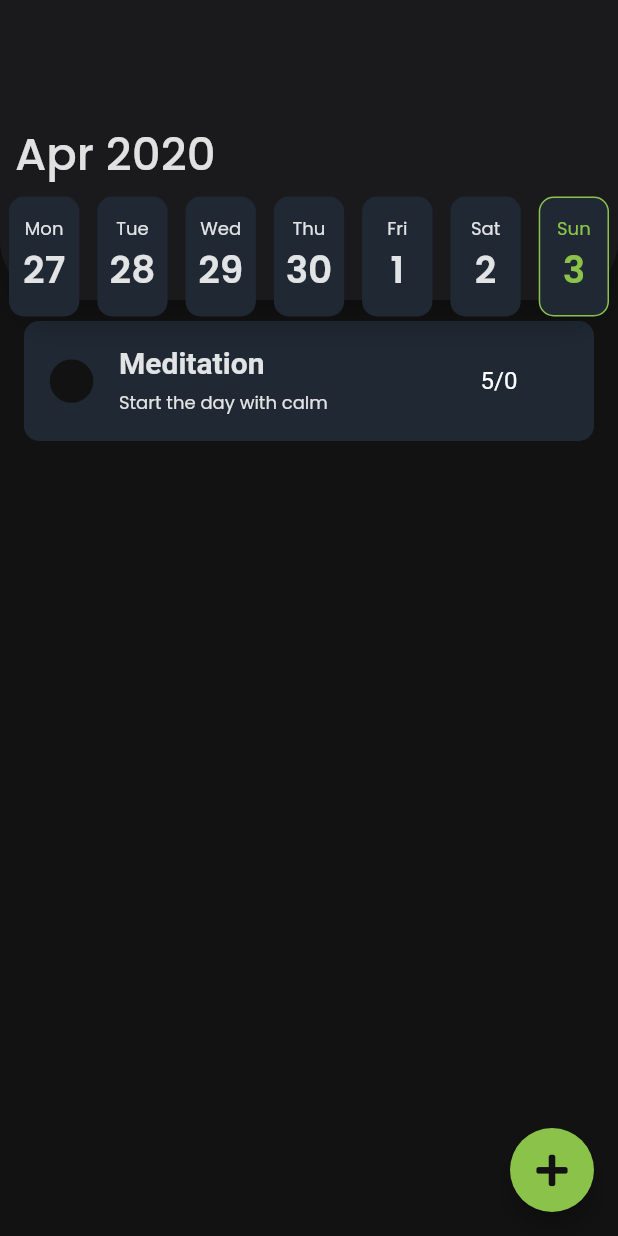
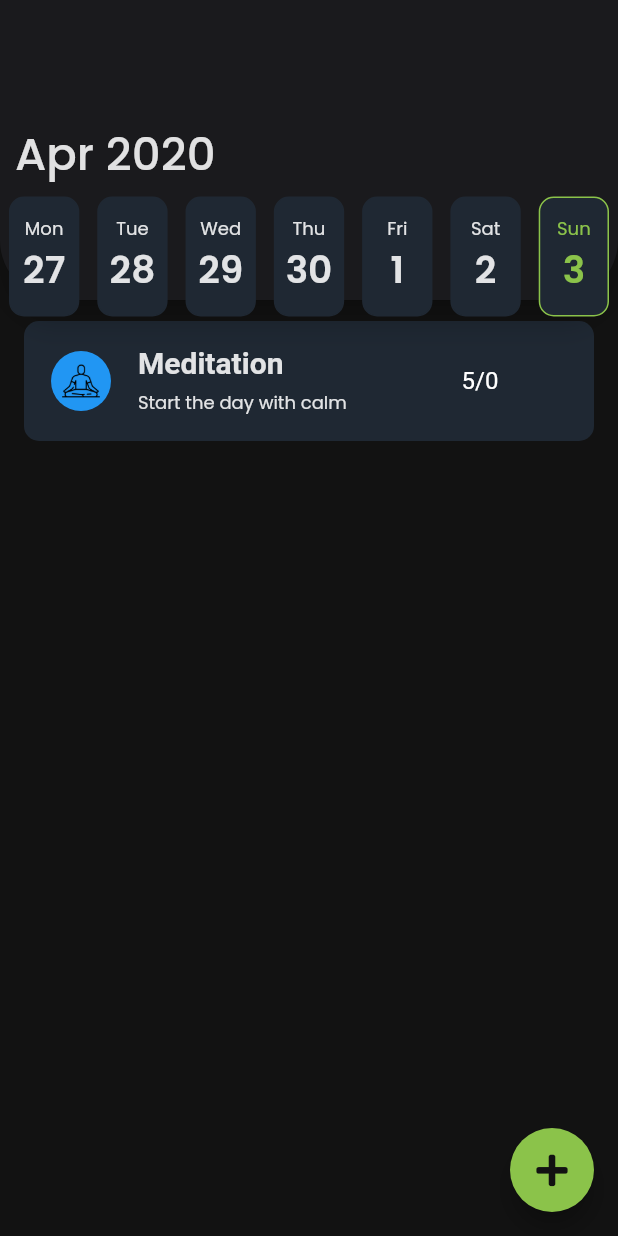
Before and after one commit to SatishBV/Habbit, a Flutter app: the screen it shows after launch, on a phone screen of 412 x 824 dp. Run offline on Flutter 3.47's test engine with Material 2 defaults, Android fonts, the phone set to English and light mode, and no system bars; our stand-ins replace flutter_colorpicker, font_awesome_flutter, google_fonts.

Commit message:
Update the home page card to support swipes on both directions

```diff
--- a/lib/Views/home_page_card.dart
+++ b/lib/Views/home_page_card.dart
@@ -2,6 +2,7 @@ import 'package:flutter/material.dart';
 import 'package:habbit/Constants/styles.dart';
 import 'package:font_awesome_flutter/font_awesome_flutter.dart';
 import 'package:habbit/Models/habit.dart';
+import 'package:habbit/Constants/activity_icons.dart';
 
 class HomePageCard extends StatefulWidget {
   const HomePageCard(
@@ -24,27 +25,58 @@ class _HomePageCardState extends State<HomePageCard> {
 
     return ListTile(
       title: Dismissible(
-        direction: DismissDirection.endToStart,
-        resizeDuration: Duration(milliseconds: 200),
+        direction: DismissDirection.horizontal,
+        resizeDuration: Duration(milliseconds: 50),
         key: UniqueKey(),
         onDismissed: (direction) {
-          if (direction == DismissDirection.endToStart) {
+          if (direction == DismissDirection.startToEnd) {
             setState(() {
-              widget.onDeleteHabit(widget.habit);
+              _isSelected = !_isSelected;
             });
           }
         },
-        background: Container(
-          margin: EdgeInsets.symmetric(vertical: 10.0),
-          height: 80.0,
-          padding: EdgeInsets.only(right: 28.0),
-          alignment: AlignmentDirectional.centerEnd,
-          decoration: BoxDecoration(
-            color: Colors.red,
-            borderRadius: BorderRadius.circular(10.0)
-          ),
-          child: FaIcon(FontAwesomeIcons.minusCircle),
-        ),
+        confirmDismiss: (direction) async {
+          if (direction == DismissDirection.endToStart) {
+            final bool res = await showDialog(
+              context: context,
+              builder: (BuildContext context) {
+                return AlertDialog(
+                  content: Text(
+                    "Are you sure you want to delete the habit ${widget.habit.title}?",
+                  ),
+                  actions: <Widget>[
+                    FlatButton(
+                      child: Text(
+                        "Cancel",
+                        style: TextStyle(color: textColor),
+                      ),
+                      onPressed: () {
+                        Navigator.of(context).pop();
+                      },
+                    ),
+                    FlatButton(
+                      child: Text(
+                        "Delete",
+                        style: TextStyle(color: Colors.red),
+                      ),
+                      onPressed: () {
+                        setState(() {
+                          widget.onDeleteHabit(widget.habit);
+                        });
+                        Navigator.of(context).pop();
+                      },
+                    ),
+                  ],
+                );
+              },
+            );
+            return res;
+          } else {
+            return true;
+          }
+        },
+        background: taskDoneBackground(),
+        secondaryBackground: taskDeleteBackground(),
         child: Container(
           margin: EdgeInsets.symmetric(vertical: 10.0),
           height: 80.0,
@@ -62,29 +94,15 @@ class _HomePageCardState extends State<HomePageCard> {
                       _isSelected = !_isSelected;
                     });
                   },
-                  child: Container(
-                    height: 40.0,
-                    width: 40.0,
-                    child: _isSelected
-                        ? Center(
-                            child: FaIcon(
-                              FontAwesomeIcons.solidCheckCircle,
-                              color: kGreenColor,
-                              size: 30.0,
-                            ),
-                          )
-                        : Center(
-                            child: FaIcon(
-                              FontAwesomeIcons.solidCircle,
-                              color: kPrimaryBlackColor,
-                              size: 30.0,
-                            ),
-                          ),
+                  child: CircleAvatar(
+                    backgroundColor: widget.habit.habitColor,
+                    child: _isSelected ? iconChecked() : habitImage(),
+                    radius: 20.0,
                   ),
                 ),
               ),
               Expanded(
-                flex: 3,
+                flex: 2,
                 child: Column(
                   mainAxisAlignment: MainAxisAlignment.center,
                   crossAxisAlignment: CrossAxisAlignment.start,
@@ -117,4 +135,60 @@ class _HomePageCardState extends State<HomePageCard> {
       ),
     );
   }
+
+  Widget iconChecked() {
+    return Center(
+      child: FaIcon(
+        FontAwesomeIcons.check,
+        color: Colors.white,
+        size: 20.0,
+      ),
+    );
+  }
+
+  Widget habitImage() {
+    return Center(
+      child: Image(
+        image: AssetImage(
+          widget.habit.icon.imagePath,
+        ),
+        width: 25.0,
+        height: 25.0,
+      ),
+    );
+  }
+
+  Widget taskDoneBackground() {
+    return Container(
+      margin: EdgeInsets.symmetric(vertical: 10.0),
+      height: 80.0,
+      padding: EdgeInsets.only(left: 28.0),
+      alignment: AlignmentDirectional.centerStart,
+      decoration: BoxDecoration(
+        color: Colors.green,
+        borderRadius: BorderRadius.only(
+          topLeft: Radius.circular(10.0),
+          bottomLeft: Radius.circular(10.0),
+        ),
+      ),
+      child: FaIcon(FontAwesomeIcons.solidCheckCircle),
+    );
+  }
+
+  Widget taskDeleteBackground() {
+    return Container(
+      margin: EdgeInsets.symmetric(vertical: 10.0),
+      height: 80.0,
+      padding: EdgeInsets.only(right: 28.0),
+      alignment: AlignmentDirectional.centerEnd,
+      decoration: BoxDecoration(
+        color: Colors.red,
+        borderRadius: BorderRadius.only(
+          topRight: Radius.circular(10.0),
+          bottomRight: Radius.circular(10.0),
+        ),
+      ),
+      child: FaIcon(FontAwesomeIcons.minusCircle),
+    );
+  }
 }
--- a/lib/add_habit.dart
+++ b/lib/add_habit.dart
@@ -141,6 +141,7 @@ class _CreateHabitState extends State<CreateHabbit> {
     habit.title = _nameTextEditingController.text;
     habit.description = _descriptionEditingController.text;
     habit.habitColor = _activeColor;
+    habit.icon = _activeIcon;
 
     if (habit.title.isEmpty) {
       return false;
--- a/lib/home_page.dart
+++ b/lib/home_page.dart
@@ -1,5 +1,6 @@
 import 'package:flutter/cupertino.dart';
 import 'package:flutter/material.dart';
+import 'package:habbit/Constants/activity_icons.dart';
 import 'package:habbit/Models/habit.dart';
 import 'package:habbit/add_habit.dart';
 import 'Constants/styles.dart';
@@ -24,6 +25,8 @@ class _HomePageState extends State<HomePage> {
     Habit tempHabit = Habit();
     tempHabit.title = 'Meditation';
     tempHabit.description = 'Start the day with calm';
+    tempHabit.habitColor = Colors.blue;
+    tempHabit.icon = ActivityIcon.meditation;
     dummy.add(tempHabit);
   }
 
```
